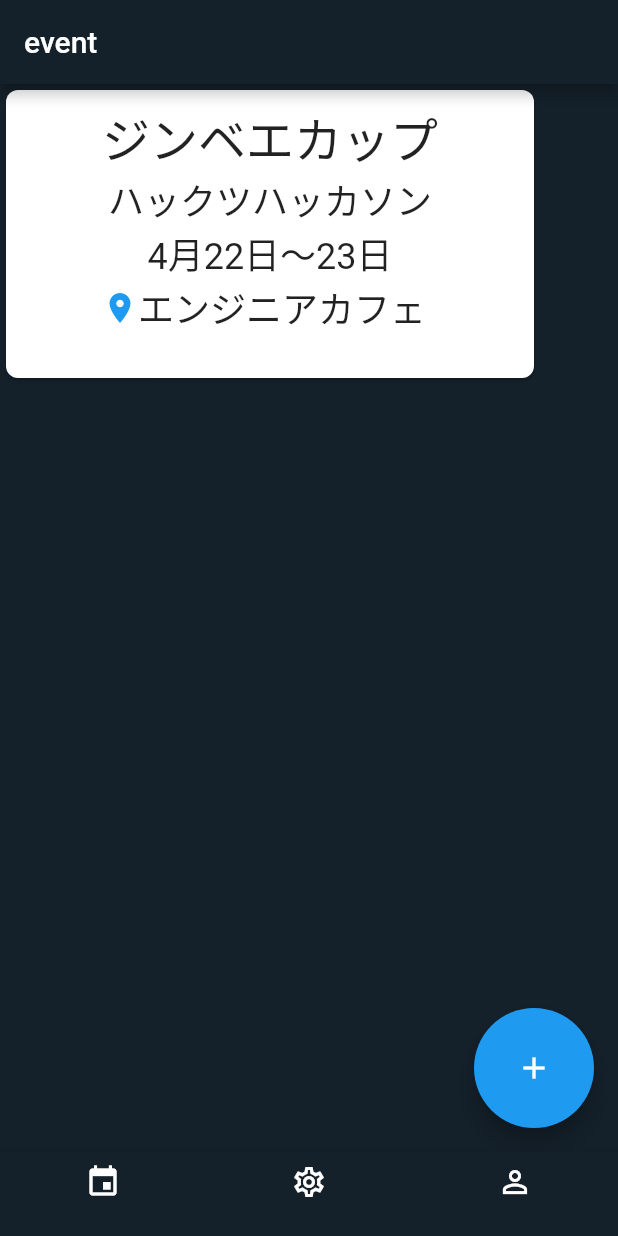
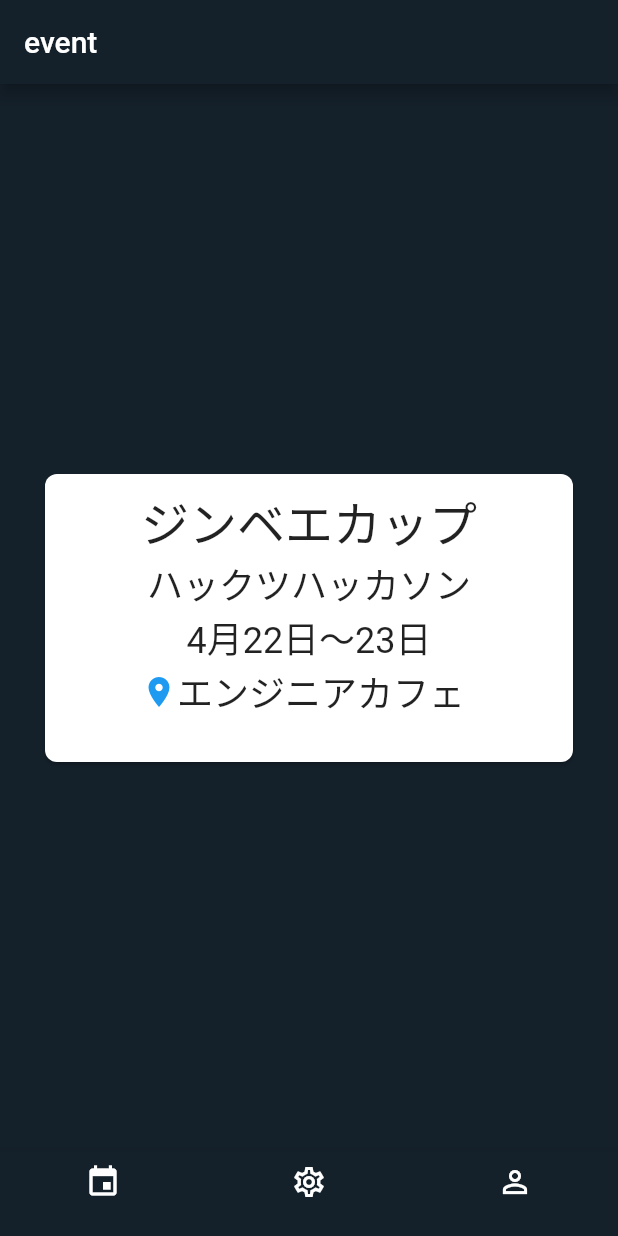
Before and after one commit to kyutech-programming-club/jinbeecup_frontend, a Flutter app: the screen it shows once a user with an empty profile is signed in, on a phone screen of 412 x 824 dp. Run offline on Flutter 3.47's test engine with Material 2 defaults, Android fonts, the phone set to English and light mode, and no system bars; our stand-ins replace firebase_auth, firebase_core; accounts and stored records are empty; Roboto replaces fonts that are missing (bold).

Commit message:
add willpopscpe

```diff
--- a/lib/pages/event/event_page.dart
+++ b/lib/pages/event/event_page.dart
@@ -1,6 +1,5 @@
 import 'package:flutter/material.dart';
 import 'package:jinbee/constant/color_constant.dart';
-import 'package:jinbee/pages/event/component/add_button.dart';
 import 'package:jinbee/pages/event/component/event_card.dart';
 
 class EventPage extends StatelessWidget {
@@ -8,18 +7,25 @@ class EventPage extends StatelessWidget {
 
   @override
   Widget build(BuildContext context) {
-    return Scaffold(
+    return WillPopScope(
+      onWillPop: () async => false,
+      child: Scaffold(
         backgroundColor: ColorConstants.backgroundColor,
         appBar: AppBar(
           backgroundColor: ColorConstants.backgroundColor,
           title: const Text('event'),
+          automaticallyImplyLeading: false,
         ),
-      body:  Row(
+        body: Center(
+          child: SingleChildScrollView(
+            child: Column(
               children: const [
                 EventCard(),
               ],
             ),
-      floatingActionButton: const AddButton(),
+          ),
+        ),
+      ),
     );
   }
 }
```
Lines whose indentation alone changed are shown as unchanged.
